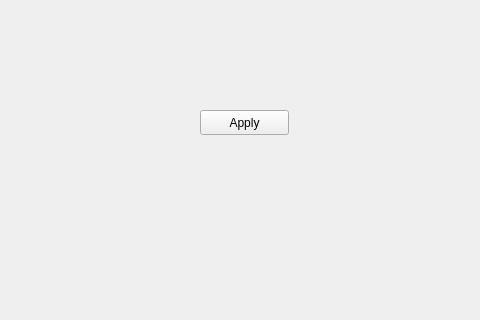
Qt form maingui.ui (Abdelrahmanhassan1/Inner-Boundary-Tracing-Algorithm) before a commit; both pictures show x 320 to 800 and y 0 to 320 of the 800 by 600 pixel window.
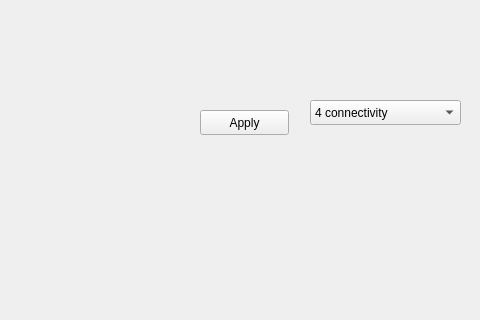
The same form after that commit.

```diff
--- a/maingui.ui
+++ b/maingui.ui
@@ -62,6 +62,26 @@
      <string>Apply</string>
     </property>
    </widget>
+   <widget class="QComboBox" name="comboBox">
+    <property name="geometry">
+     <rect>
+      <x>630</x>
+      <y>100</y>
+      <width>151</width>
+      <height>25</height>
+     </rect>
+    </property>
+    <item>
+     <property name="text">
+      <string>4 connectivity</string>
+     </property>
+    </item>
+    <item>
+     <property name="text">
+      <string>8 connectivity</string>
+     </property>
+    </item>
+   </widget>
   </widget>
   <widget class="QMenuBar" name="menubar">
    <property name="geometry">
```
